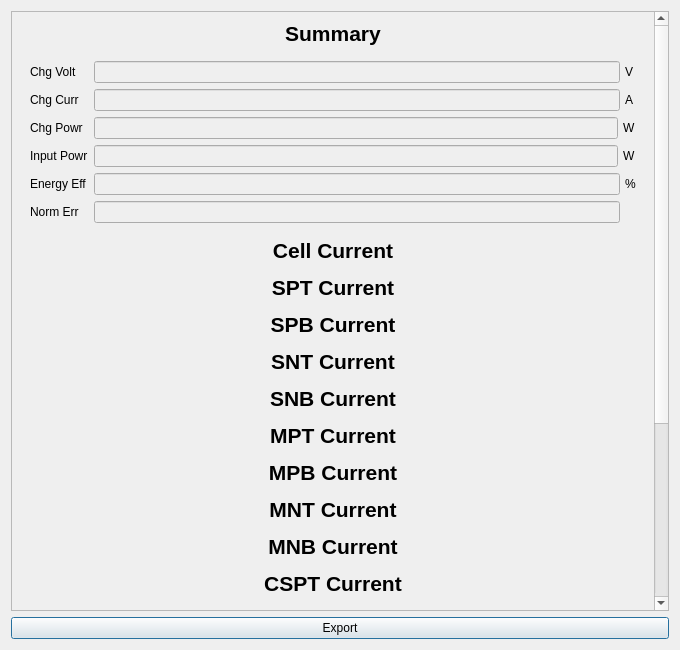
Before: the Qt Designer form app/src/view/shuntcur/shuntcurresultview.ui in daitenshionyan/vrfbcalc-cpp, drawn with Qt 5.
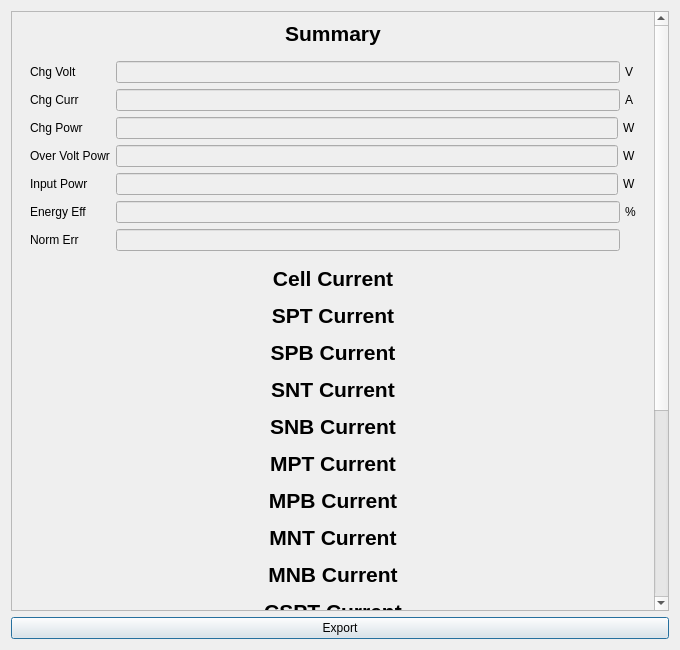
After: the same form once the commit is applied. Custom widgets are drawn as their Qt base class.

Commit message: Add over potential loss

```diff
--- a/app/src/view/shuntcur/shuntcurresultview.ui
+++ b/app/src/view/shuntcur/shuntcurresultview.ui
@@ -25,7 +25,7 @@
         <x>0</x>
         <y>0</y>
         <width>643</width>
-        <height>1082</height>
+        <height>1110</height>
        </rect>
       </property>
       <layout class="QVBoxLayout" name="verticalLayout_2">
@@ -216,14 +216,14 @@
             </layout>
            </widget>
           </item>
-          <item row="3" column="0">
+          <item row="4" column="0">
            <widget class="QLabel" name="inputPowrLabel">
             <property name="text">
              <string>Input Powr</string>
             </property>
            </widget>
           </item>
-          <item row="3" column="1">
+          <item row="4" column="1">
            <widget class="QWidget" name="inputPowrBox" native="true">
             <layout class="QHBoxLayout" name="horizontalLayout_4">
              <property name="spacing">
@@ -258,14 +258,14 @@
             </layout>
            </widget>
           </item>
-          <item row="4" column="0">
+          <item row="5" column="0">
            <widget class="QLabel" name="energyEffLabel">
             <property name="text">
              <string>Energy Eff</string>
             </property>
            </widget>
           </item>
-          <item row="4" column="1">
+          <item row="5" column="1">
            <widget class="QWidget" name="energyEffBox" native="true">
             <layout class="QHBoxLayout" name="horizontalLayout_5">
              <property name="spacing">
@@ -312,14 +312,14 @@
             </layout>
            </widget>
           </item>
-          <item row="5" column="0">
+          <item row="6" column="0">
            <widget class="QLabel" name="errorLabel">
             <property name="text">
              <string>Norm Err</string>
             </property>
            </widget>
           </item>
-          <item row="5" column="1">
+          <item row="6" column="1">
            <widget class="QWidget" name="errorBox" native="true">
             <layout class="QHBoxLayout" name="horizontalLayout_6">
              <property name="spacing">
@@ -366,6 +366,60 @@
             </layout>
            </widget>
           </item>
+          <item row="3" column="0">
+           <widget class="QLabel" name="ovplLabel">
+            <property name="text">
+             <string>Over Volt Powr</string>
+            </property>
+           </widget>
+          </item>
+          <item row="3" column="1">
+           <widget class="QWidget" name="ovplBox" native="true">
+            <layout class="QHBoxLayout" name="horizontalLayout_7">
+             <property name="spacing">
+              <number>5</number>
+             </property>
+             <property name="leftMargin">
+              <number>0</number>
+             </property>
+             <property name="topMargin">
+              <number>0</number>
+             </property>
+             <property name="rightMargin">
+              <number>0</number>
+             </property>
+             <property name="bottomMargin">
+              <number>0</number>
+             </property>
+             <item>
+              <widget class="QLineEdit" name="ovplField">
+               <property name="enabled">
+                <bool>false</bool>
+               </property>
+              </widget>
+             </item>
+             <item>
+              <widget class="QLabel" name="ovplUnitLabel">
+               <property name="sizePolicy">
+                <sizepolicy hsizetype="Fixed" vsizetype="Preferred">
+                 <horstretch>0</horstretch>
+                 <verstretch>0</verstretch>
+                </sizepolicy>
+               </property>
+               <property name="minimumSize">
+                <size>
+                 <width>11</width>
+                 <height>0</height>
+                </size>
+               </property>
+               <property name="text">
+                <string>W</string>
+               </property>
+              </widget>
+             </item>
+            </layout>
+           </widget>
+          </item>
          </layout>
         </widget>
        </item>
```
The commit also changes 7 other files.
